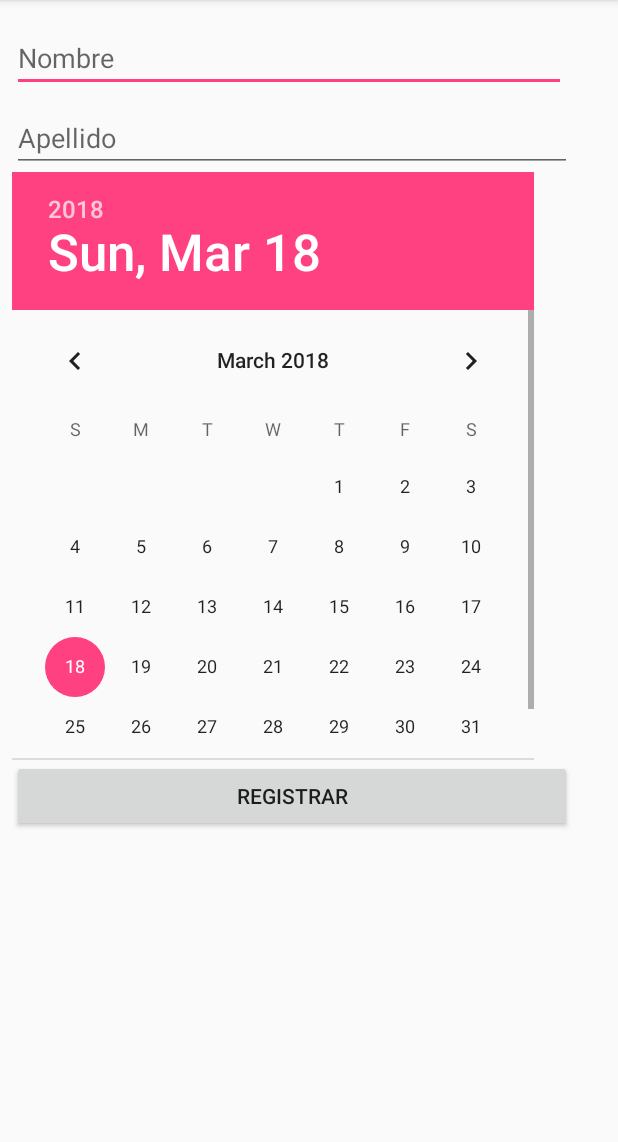
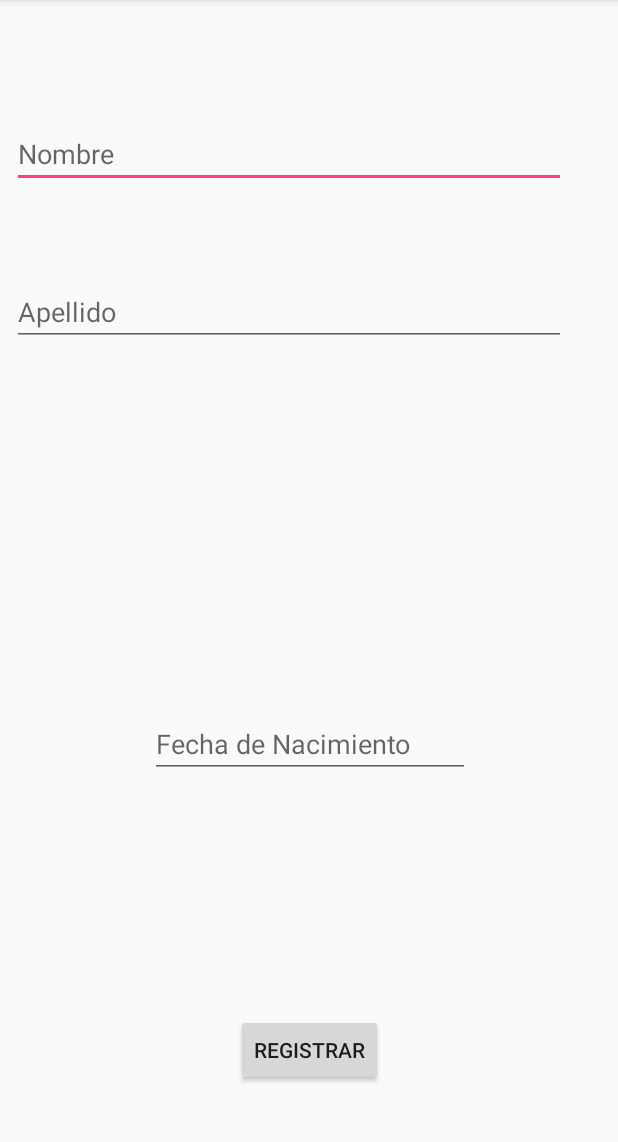
Before and after one commit to Robroblemol/MVP_Practic, an Android app: the screen it shows after launch (MainActivity), on a phone screen of 412 x 824 dp, the part 84-1226 px from its top. Run offline under Robolectric (Android 15) with nearby library versions, the phone set to English and light mode, and no system bars; our stand-ins replace ButterKnife; libraries missing offline, so code that uses them is left out: com.afollestad.materialdialogs.

Commit message:
add layput pickerdate whit material dialog

```diff
--- a/app/src/main/java/com/raziel/tareamvp/domain/IIteratorMvp.java
+++ b/app/src/main/java/com/raziel/tareamvp/domain/IIteratorMvp.java
@@ -11,4 +11,5 @@ package com.raziel.tareamvp.domain;
 public interface IIteratorMvp {
     String showInf(String name, String lastName, int date);
     void  showNegativeAnwer();
+    String showDate();
 }
--- a/app/src/main/java/com/raziel/tareamvp/views/activities/Iview.java
+++ b/app/src/main/java/com/raziel/tareamvp/views/activities/Iview.java
@@ -11,9 +11,13 @@ public interface Iview {
 
     void onClickInfo();
 
+    void onClickFecha();
+
     void mostrarError(String msg);
 
     void mostrarInfo(String info);
 
     void  showNegativeAnwer();
+
+    String showDate();
 }
--- a/app/src/main/java/com/raziel/tareamvp/views/activities/MainActivity.java
+++ b/app/src/main/java/com/raziel/tareamvp/views/activities/MainActivity.java
@@ -1,12 +1,11 @@
 package com.raziel.tareamvp.views.activities;
 
-import android.support.annotation.NonNull;
+
 import android.support.v7.app.AppCompatActivity;
 import android.os.Bundle;
 import android.text.Editable;
 import android.util.Log;
 import android.widget.Button;
-import android.widget.DatePicker;
 import android.widget.EditText;
 import android.widget.Toast;
 
@@ -27,10 +26,10 @@ public class MainActivity extends AppCompatActivity implements Iview {
     EditText txtNombre;
     @BindView(R.id.txtApellido)
     EditText txtApellido;
-    //@BindView(R.id.txtFecha)
-    //EditText txtFecha;
-    @BindView (R.id.datePicker)
-    DatePicker dPicker;
+    @BindView(R.id.txtFecha)
+    EditText txtFecha;
+    //@BindView (R.id.datePicker)
+    //DatePicker dPicker;
     @BindView(R.id.btnCalcular)
     Button btnCalcular;
 
@@ -61,6 +60,16 @@ public class MainActivity extends AppCompatActivity implements Iview {
         //progress ocultar
         Log.i("MainActivity", "Ocultando Loading");
     }
+    @OnClick(R.id.txtFecha)
+    public void onClickFecha() {
+        boolean wrapInScrollView = false;
+        new MaterialDialog.Builder(this)
+                .title(R.string.select_date)
+                .customView(R.layout.calendar_layout, wrapInScrollView)
+                .positiveText(R.string.positive)
+                .show();
+    }
+
 
     @OnClick(R.id.btnCalcular)
     public void onClickInfo() {
@@ -77,7 +86,8 @@ public class MainActivity extends AppCompatActivity implements Iview {
                    public void onClick( MaterialDialog dialog, DialogAction which) {
                        String name = txtNombre.getText().toString();
                        String lastName = txtApellido.getText().toString();
-                       int date = dPicker.getYear();
+                       int date = Integer.parseInt(txtFecha.getText().toString());
+                       //Editable date = txtFecha.getText();
                        presenter.showInf(name,lastName,date);
                    }
                })
@@ -115,4 +125,9 @@ public class MainActivity extends AppCompatActivity implements Iview {
         Toast.makeText(this,
                 "Ok registro cancelado", Toast.LENGTH_LONG).show();
     }
+
+    @Override
+    public String showDate() {
+        return null;
+    }
 }
--- a/app/src/main/java/com/raziel/tareamvp/views/presenters/IPresenter.java
+++ b/app/src/main/java/com/raziel/tareamvp/views/presenters/IPresenter.java
@@ -1,8 +1,4 @@
 package com.raziel.tareamvp.views.presenters;
-
-import android.text.Editable;
-
-import java.util.Date;
 
 /**
  * Created by raziel on 11/03/18.
@@ -11,4 +7,5 @@ import java.util.Date;
 public interface IPresenter {
     void showInf(String name, String lastName, int date);
     void showNegativeAnwer();
+    void showDate();
 }
--- a/app/src/main/res/layout/activity_main.xml
+++ b/app/src/main/res/layout/activity_main.xml
@@ -6,74 +6,67 @@
     android:layout_height="match_parent"
     tools:context="com.raziel.tareamvp.views.activities.MainActivity">
 
-    <ScrollView
-        android:layout_width="wrap_content"
-        android:layout_height="wrap_content"
-        tools:layout_editor_absoluteX="0dp"
-        tools:layout_editor_absoluteY="0dp"
-        tools:ignore="MissingConstraints">
-
-        <LinearLayout
-            android:layout_width="wrap_content"
-            android:layout_height="wrap_content"
-            android:orientation="vertical">
-
     <EditText
         android:id="@+id/txtNombre"
         android:layout_width="369dp"
         android:layout_height="wrap_content"
         android:layout_marginEnd="8dp"
         android:layout_marginStart="8dp"
-                android:layout_marginTop="16dp"
+        android:layout_marginTop="80dp"
         android:ems="10"
         android:hint="@string/name"
         android:inputType="textPersonName"
         app:layout_constraintEnd_toEndOf="parent"
+        app:layout_constraintHorizontal_bias="0.0"
         app:layout_constraintStart_toStartOf="parent"
         app:layout_constraintTop_toTopOf="parent" />
 
     <EditText
         android:id="@+id/txtApellido"
-                android:layout_width="373dp"
+        android:layout_width="369dp"
         android:layout_height="wrap_content"
         android:layout_marginEnd="8dp"
         android:layout_marginStart="8dp"
-                android:layout_marginTop="8dp"
+        android:layout_marginTop="60dp"
         android:ems="10"
         android:hint="@string/apellido"
         android:inputType="textPersonName"
         android:text=""
         app:layout_constraintEnd_toEndOf="parent"
-                app:layout_constraintHorizontal_bias="0.503"
+        app:layout_constraintHorizontal_bias="0.0"
         app:layout_constraintStart_toStartOf="parent"
         app:layout_constraintTop_toBottomOf="@+id/txtNombre" />
 
-            <DatePicker
-                android:id="@+id/datePicker"
-                android:layout_width="369dp"
-                android:layout_height="392dp"
-                android:layout_marginEnd="8dp"
-                android:layout_marginStart="8dp"
-                app:layout_constraintEnd_toEndOf="parent"
-                app:layout_constraintHorizontal_bias="0.512"
-                app:layout_constraintStart_toStartOf="parent"
-                tools:layout_editor_absoluteY="66dp" />
-
     <Button
         android:id="@+id/btnCalcular"
-                android:layout_width="match_parent"
-                android:layout_height="match_parent"
+        android:layout_width="wrap_content"
+        android:layout_height="wrap_content"
+        android:layout_marginBottom="44dp"
         android:layout_marginEnd="8dp"
         android:layout_marginStart="8dp"
         android:text="@string/registrar"
         app:layout_constraintBottom_toBottomOf="parent"
         app:layout_constraintEnd_toEndOf="parent"
+        app:layout_constraintStart_toStartOf="parent" />
+
+    <EditText
+        android:id="@+id/txtFecha"
+        android:layout_width="wrap_content"
+        android:layout_height="wrap_content"
+        android:layout_marginBottom="8dp"
+        android:layout_marginEnd="8dp"
+        android:layout_marginStart="8dp"
+        android:layout_marginTop="44dp"
+        android:ems="10"
+        android:hint="@string/fecha_nacimiento"
+        android:clickable="true"
+        android:inputType="date"
+        app:layout_constraintBottom_toTopOf="@+id/btnCalcular"
+        app:layout_constraintEnd_toEndOf="parent"
+        app:layout_constraintHorizontal_bias="0.503"
         app:layout_constraintStart_toStartOf="parent"
-                app:layout_constraintTop_toBottomOf="@+id/datePicker" />
-
-
-        </LinearLayout>
-    </ScrollView>
+        app:layout_constraintTop_toBottomOf="@+id/txtApellido"
+        app:layout_constraintVertical_bias="0.57" />
 
 
 </android.support.constraint.ConstraintLayout>
--- a/app/src/main/res/values/strings.xml
+++ b/app/src/main/res/values/strings.xml
@@ -1,6 +1,6 @@
 <resources>
     <string name="app_name">tareaMVP</string>
-    <string name="fecha_nacimiento">fecha de nacimiento</string>
+    <string name="fecha_nacimiento">Fecha de Nacimiento</string>
     <string name="apellido">Apellido</string>
     <string name="name">Nombre</string>
     <string name="registrar">registrar</string>
@@ -8,4 +8,6 @@
     <string name="content">Desea realizar el registro?</string>
     <string name="agree">Aceptar</string>
     <string name="disagree">Cancelar</string>
+    <string name="positive">aceptar</string>
+    <string name="select_date">Seleccione una Fecha</string>
 </resources>
```
Also changed, not shown: app/src/main/java/com/raziel/tareamvp/domain/InteratorMvp.java (+8 -0 lines), app/src/main/java/com/raziel/tareamvp/views/presenters/Presenter.java (+4 -4 lines), app/src/main/res/layout/calendar_layout.xml (added, +21 -0 lines). Lines whose indentation alone changed are shown as unchanged.
